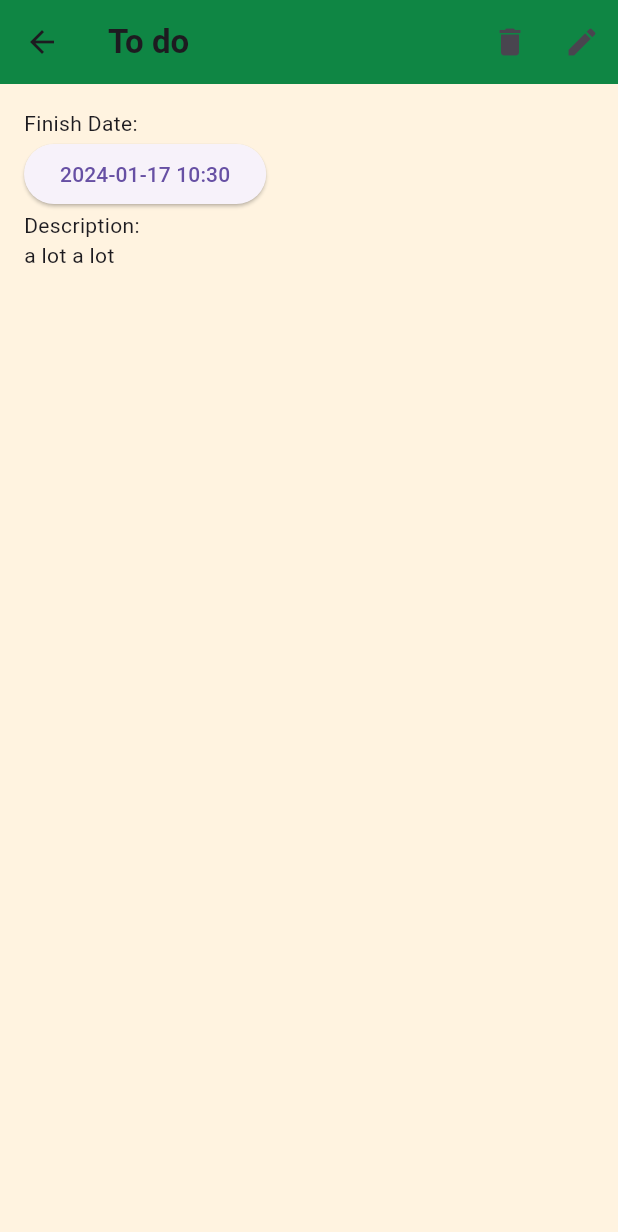
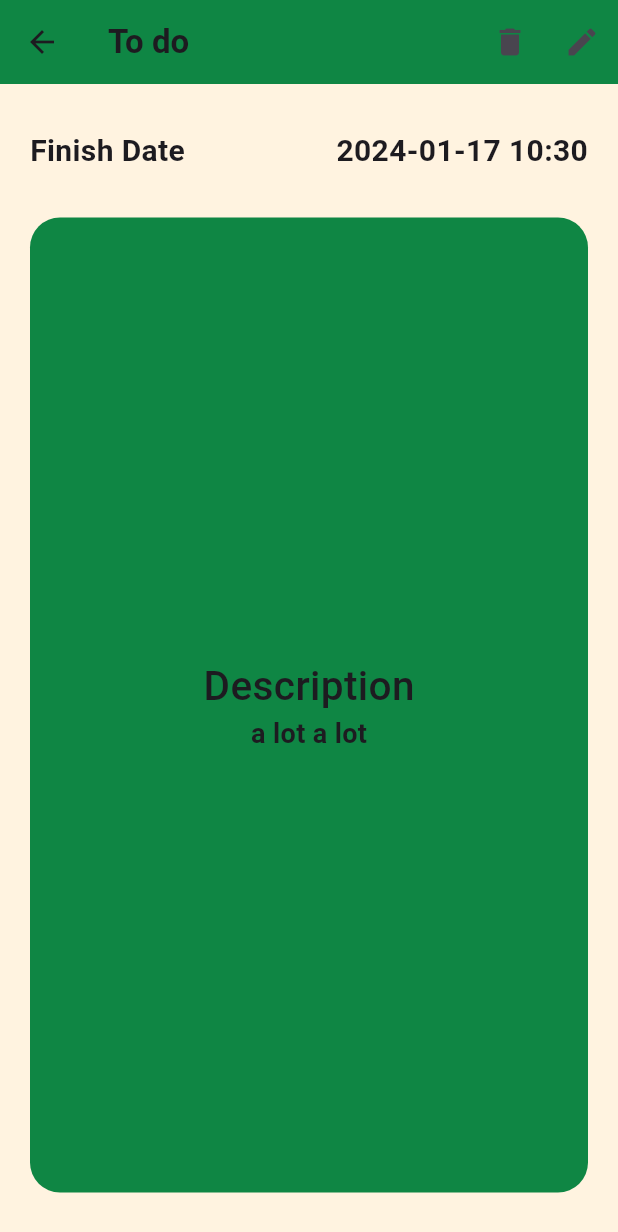
Before and after one commit to bountx/PWI_Project, a Flutter app: the TaskViewWidget screen opened directly with sample values from the repository, on a phone screen of 412 x 824 dp. Shown: the top 1232 px of the screen. Run offline on Flutter 3.47's test engine with Material 3 defaults, Android fonts, the phone set to English and light mode, and no system bars; our stand-ins replace syncfusion_flutter_calendar.

Commit message:
Changed appearance of task view screen
Co-Authored-By: Kapponohacco <94643947+Kapponohacco@users.noreply.github.com>

```diff
--- a/pwi_project/lib/view/task_view_screen.dart
+++ b/pwi_project/lib/view/task_view_screen.dart
@@ -1,6 +1,7 @@
 import 'package:flutter/material.dart';
+import 'package:intl/intl.dart';
 import 'package:provider/provider.dart';
-import 'package:intl/intl.dart';
+
 import '../model/task.dart';
 import '../view_model/task_creation_view_model.dart';
 import '../view_model/task_view_model.dart';
@@ -8,8 +9,8 @@ import 'task_edit_screen_view.dart';
 
 class TaskViewWidget extends StatelessWidget {
   final Task task;
+
   TaskViewWidget({required this.task});
-
 
   @override
   Widget build(BuildContext context) {
@@ -27,22 +28,24 @@ class TaskViewWidget extends StatelessWidget {
             ),
             actions: [
               Row(
-                children:[
+                children: [
                   IconButton(
                     icon: Icon(Icons.delete),
                     onPressed: () {
-                      Provider.of<TaskList>(context, listen: false).removeTask(task.id);
+                      Provider.of<TaskList>(context, listen: false)
+                          .removeTask(task.id);
                       Navigator.pop(context);
                     },
-
                   ),
                   IconButton(
-                      icon:
-                       Icon(Icons.edit),
+                    icon: Icon(Icons.edit),
                     onPressed: () {
-                        Navigator.push(context,
-                            MaterialPageRoute(builder: (context) => TaskEditWidget(task: task,))
-                      );
+                      Navigator.push(
+                          context,
+                          MaterialPageRoute(
+                              builder: (context) => TaskEditWidget(
+                                    task: task,
+                                  )));
                     },
                   ),
                 ],
@@ -50,24 +53,66 @@ class TaskViewWidget extends StatelessWidget {
             ],
           ),
           body: Padding(
-            padding: const EdgeInsets.all(16.0),
-            child:
-            Column(
-              crossAxisAlignment: CrossAxisAlignment.start,
+              padding: const EdgeInsets.all(20.0),
+              child: Column(
+                crossAxisAlignment: CrossAxisAlignment.center,
+                mainAxisAlignment: MainAxisAlignment.start,
                 children: [
-                Text('Finish Date:'),
-                ElevatedButton(
-                  onPressed: () {
-                    model.viewcalendar(context);
-                  },
-                  child: Text(DateFormat('yyyy-MM-dd HH:mm').format(model.selectedDate.toLocal())),
+                  Padding(
+                    padding: const EdgeInsets.fromLTRB(0, 10, 0, 30),
+                    child: Row(
+                      mainAxisAlignment: MainAxisAlignment.spaceBetween,
+                      children: [
+                        Text(
+                          style: TextStyle(
+                            fontSize: 20,
+                            fontWeight: FontWeight.bold
                           ),
-                Text('Description:'),
-                Expanded(
-                  child: Text(task.description),
-                )
+                            'Finish Date'
+                        ),
+                        Text(
+                          style: TextStyle(
+                              fontSize: 20,
+                              fontWeight: FontWeight.bold
+                          ),
+                            DateFormat('yyyy-MM-dd HH:mm').format(model.selectedDate.toLocal())),
                       ],
                     ),
+                  ),
+                  Container(
+                    height: 650, // media query
+                    alignment: Alignment.center,
+                    decoration: BoxDecoration(
+                      color: task.background,
+                      borderRadius: BorderRadius.circular(20),
+                    ),
+                    child: SingleChildScrollView(
+                      child: Container(
+                        margin: EdgeInsets.fromLTRB(15.0, 10.0, 15.0, 10.0),
+                        child: Column(
+                          mainAxisAlignment: MainAxisAlignment.start,
+                          children: [
+                            Text(
+                              'Description',
+                              style: const TextStyle(
+                                fontWeight: FontWeight.w500,
+                                fontSize: 27.0,
+                              ),
+                            ),
+                            Text(
+                              task.description,
+                              style: const TextStyle(
+                                fontWeight: FontWeight.bold,
+                                fontSize: 18.0,
+                              ),
+                            ),
+                          ],
+                        ),
+                      ),
+                    ),
+                  ),
+                ],
+              )
           ),
         ),
       ),
```
Also changed, not shown: pwi_project/pubspec.lock. Lines whose indentation alone changed are shown as unchanged.
